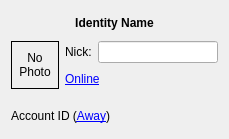
Before: the Qt Designer form kopete/identity/identitystatusbase.ui in KDE/kopete, drawn with Qt 5.
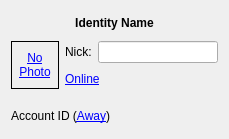
After: the same form once the commit is applied. Icons and pictures are not drawn.

Commit message: Implement photo changing in the status widget

The edit to the form file:
```diff
--- a/kopete/identity/identitystatusbase.ui
+++ b/kopete/identity/identitystatusbase.ui
@@ -55,7 +55,10 @@
         <enum>QFrame::Box</enum>
        </property>
        <property name="text" >
-        <string>No Photo</string>
+        <string>&lt;a href="identity::getavatar">No Photo&lt;/a></string>
+       </property>
+       <property name="textFormat" >
+        <enum>Qt::RichText</enum>
        </property>
        <property name="scaledContents" >
         <bool>true</bool>
```
The commit also changes 2 other files.
